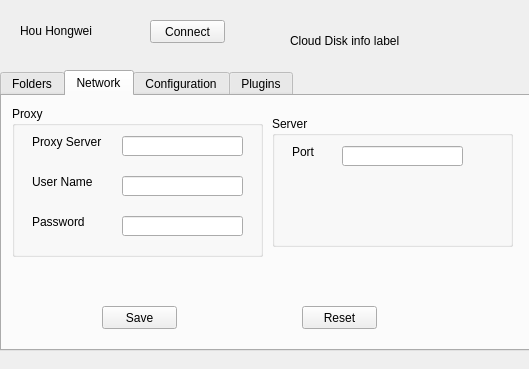
The window that lib/ui/UniFileSyncPop.ui (neilhhw/BaiduYunPanPython) describes before a commit, drawn with Qt 5.
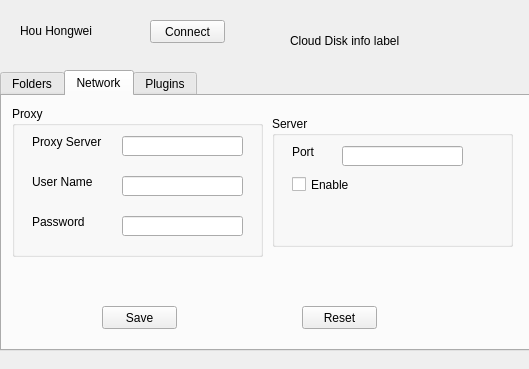
The same window after the commit. The open tabs and pages were chosen to show the change.

```diff
--- a/lib/ui/UniFileSyncPop.ui
+++ b/lib/ui/UniFileSyncPop.ui
@@ -277,13 +277,21 @@
        <string>Port</string>
       </property>
      </widget>
+     <widget class="QCheckBox" name="serverEnableCheckBox">
+      <property name="geometry">
+       <rect>
+        <x>20</x>
+        <y>60</y>
+        <width>70</width>
+        <height>17</height>
+       </rect>
+      </property>
+      <property name="text">
+       <string>Enable</string>
+      </property>
+     </widget>
     </widget>
    </widget>
-   <widget class="QWidget" name="confTab">
-    <attribute name="title">
-     <string>Configuration</string>
-    </attribute>
-   </widget>
    <widget class="QWidget" name="pluginTab">
     <attribute name="title">
      <string>Plugins</string>
```
Left out of the diff: 13 changed lines with no effect on the pictures.
